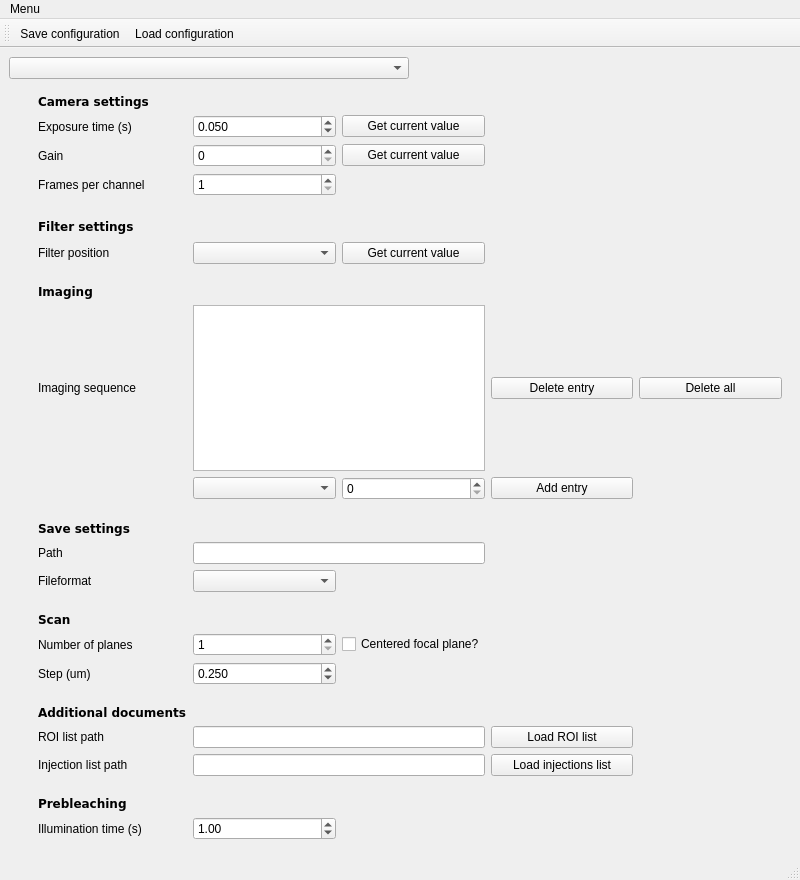
Before: the Qt Designer form gui/experiment_configurator/ui_exp_configurator.ui in fbarho/qudi-cbs, drawn with Qt 5.
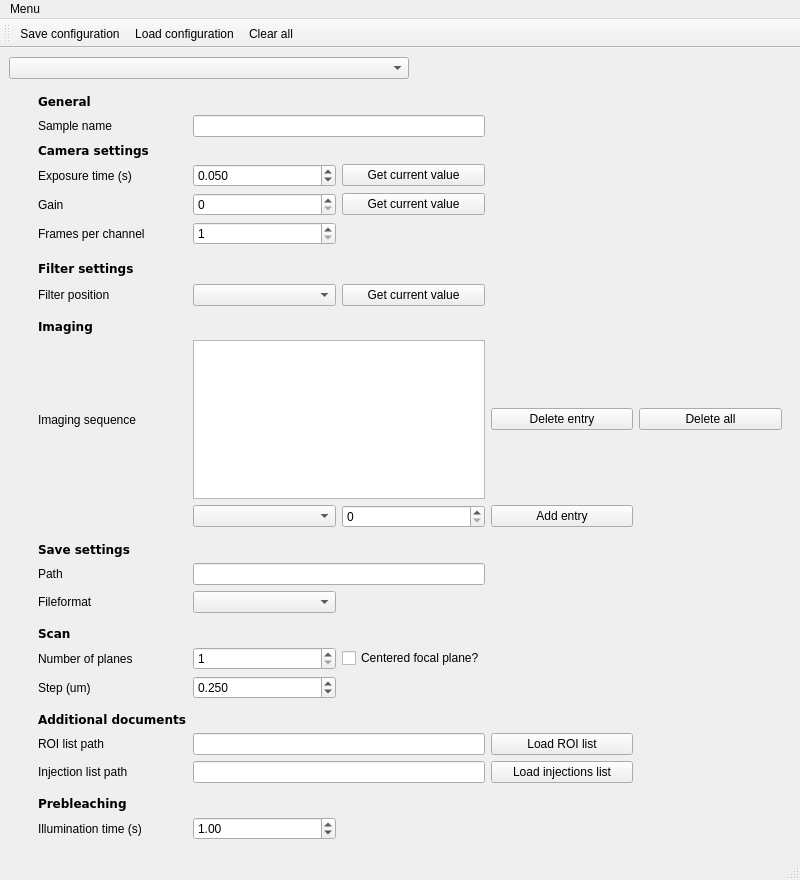
After: the same form once the commit is applied.

Commit message: added load experiment config functionality to experiment configurator modules

```diff
--- a/gui/experiment_configurator/ui_exp_configurator.ui
+++ b/gui/experiment_configurator/ui_exp_configurator.ui
@@ -28,61 +28,28 @@
     <item>
      <widget class="QWidget" name="formWidget" native="true">
       <layout class="QGridLayout" name="gridLayout">
-       <item row="3" column="2">
-        <widget class="QSpinBox" name="num_frames_SpinBox">
-         <property name="minimum">
-          <number>1</number>
+       <item row="2" column="1">
+        <widget class="QLabel" name="cam_settings_Label">
+         <property name="font">
+          <font>
+           <family>DejaVu Sans</family>
+           <weight>75</weight>
+           <bold>true</bold>
+          </font>
          </property>
-         <property name="maximum">
-          <number>1000</number>
-         </property>
-        </widget>
-       </item>
-       <item row="3" column="1">
-        <widget class="QLabel" name="num_frames_Label">
          <property name="text">
-          <string>Frames per channel</string>
+          <string>Camera settings</string>
          </property>
         </widget>
        </item>
-       <item row="20" column="1">
-        <widget class="QLabel" name="num_z_planes_Label">
+       <item row="23" column="1">
+        <widget class="QLabel" name="z_step_Label">
          <property name="text">
-          <string>Number of planes</string>
+          <string>Step (um)</string>
          </property>
         </widget>
        </item>
-       <item row="1" column="3">
-        <widget class="QPushButton" name="get_exposure_PushButton">
-         <property name="text">
-          <string>Get current value</string>
-         </property>
-        </widget>
-       </item>
-       <item row="4" column="1">
-        <spacer name="verticalSpacer">
-         <property name="orientation">
-          <enum>Qt::Vertical</enum>
-         </property>
-         <property name="sizeHint" stdset="0">
-          <size>
-           <width>20</width>
-           <height>40</height>
-          </size>
-         </property>
-        </spacer>
-       </item>
-       <item row="9" column="2" colspan="2">
-        <widget class="QListView" name="imaging_sequence_ListView"/>
-       </item>
-       <item row="24" column="1">
-        <widget class="QLabel" name="roi_list_path_Label">
-         <property name="text">
-          <string>ROI list path</string>
-         </property>
-        </widget>
-       </item>
-       <item row="27" column="1">
+       <item row="29" column="1">
         <widget class="QLabel" name="prebleach_settings_Label">
          <property name="font">
           <font>
@@ -96,212 +63,64 @@
          </property>
         </widget>
        </item>
-       <item row="9" column="5">
+       <item row="8" column="2">
+        <widget class="QComboBox" name="filterpos_ComboBox"/>
+       </item>
+       <item row="11" column="5">
         <widget class="QPushButton" name="delete_all_PushButton">
          <property name="text">
           <string>Delete all</string>
          </property>
         </widget>
        </item>
-       <item row="6" column="2">
-        <widget class="QComboBox" name="filterpos_ComboBox"/>
+       <item row="26" column="2" colspan="2">
+        <widget class="QLineEdit" name="roi_list_path_LineEdit"/>
        </item>
-       <item row="5" column="1">
-        <widget class="QLabel" name="filter_settings_Label">
-         <property name="font">
-          <font>
-           <family>DejaVu Sans</family>
-           <weight>75</weight>
-           <bold>true</bold>
-          </font>
-         </property>
-         <property name="text">
-          <string>Filter settings</string>
-         </property>
-        </widget>
-       </item>
-       <item row="6" column="1">
-        <widget class="QLabel" name="filterpos_Label">
-         <property name="text">
-          <string>Filter position</string>
-         </property>
-        </widget>
-       </item>
-       <item row="2" column="3">
-        <widget class="QPushButton" name="get_gain_PushButton">
-         <property name="text">
-          <string>Get current value</string>
-         </property>
-        </widget>
-       </item>
-       <item row="13" column="2">
-        <widget class="QComboBox" name="laser_ComboBox"/>
-       </item>
-       <item row="1" column="2">
-        <widget class="QDoubleSpinBox" name="exposure_DSpinBox">
-         <property name="decimals">
-          <number>3</number>
-         </property>
-         <property name="maximum">
-          <double>5.000000000000000</double>
-         </property>
-         <property name="singleStep">
-          <double>0.010000000000000</double>
-         </property>
-         <property name="value">
-          <double>0.050000000000000</double>
-         </property>
-        </widget>
-       </item>
-       <item row="14" column="1">
-        <spacer name="verticalSpacer_3">
-         <property name="orientation">
-          <enum>Qt::Vertical</enum>
-         </property>
-         <property name="sizeHint" stdset="0">
-          <size>
-           <width>20</width>
-           <height>40</height>
-          </size>
-         </property>
-        </spacer>
-       </item>
-       <item row="21" column="1">
-        <widget class="QLabel" name="z_step_Label">
-         <property name="text">
-          <string>Step (um)</string>
-         </property>
-        </widget>
-       </item>
-       <item row="0" column="1">
-        <widget class="QLabel" name="cam_settings_Label">
-         <property name="font">
-          <font>
-           <family>DejaVu Sans</family>
-           <weight>75</weight>
-           <bold>true</bold>
-          </font>
-         </property>
-         <property name="text">
-          <string>Camera settings</string>
-         </property>
-        </widget>
-       </item>
-       <item row="15" column="1">
-        <widget class="QLabel" name="save_settings_Label">
-         <property name="font">
-          <font>
-           <family>DejaVu Sans</family>
-           <weight>75</weight>
-           <bold>true</bold>
-          </font>
-         </property>
-         <property name="text">
-          <string>Save settings</string>
-         </property>
-        </widget>
-       </item>
-       <item row="23" column="1">
-        <widget class="QLabel" name="documents_Label">
-         <property name="font">
-          <font>
-           <family>DejaVu Sans</family>
-           <weight>75</weight>
-           <bold>true</bold>
-          </font>
-         </property>
-         <property name="text">
-          <string>Additional documents</string>
-         </property>
-        </widget>
-       </item>
-       <item row="21" column="2">
-        <widget class="QDoubleSpinBox" name="z_step_DSpinBox">
-         <property name="decimals">
-          <number>3</number>
-         </property>
-         <property name="maximum">
-          <double>5.000000000000000</double>
-         </property>
-         <property name="singleStep">
-          <double>0.100000000000000</double>
-         </property>
-         <property name="value">
-          <double>0.250000000000000</double>
-         </property>
-        </widget>
-       </item>
-       <item row="5" column="0">
-        <spacer name="horizontalSpacer">
-         <property name="orientation">
-          <enum>Qt::Horizontal</enum>
-         </property>
-         <property name="sizeType">
-          <enum>QSizePolicy::Fixed</enum>
-         </property>
-         <property name="sizeHint" stdset="0">
-          <size>
-           <width>20</width>
-           <height>20</height>
-          </size>
-         </property>
-        </spacer>
-       </item>
-       <item row="9" column="1">
-        <widget class="QLabel" name="imaging_sequence_Label">
-         <property name="text">
-          <string>Imaging sequence</string>
-         </property>
-        </widget>
-       </item>
-       <item row="16" column="1">
-        <widget class="QLabel" name="save_path_Label">
-         <property name="text">
-          <string>Path</string>
-         </property>
-        </widget>
-       </item>
-       <item row="28" column="1">
-        <widget class="QLabel" name="illumination_time_Label">
-         <property name="text">
-          <string>Illumination time (s)</string>
-         </property>
-        </widget>
-       </item>
-       <item row="16" column="2" colspan="2">
-        <widget class="QLineEdit" name="save_path_LineEdit"/>
-       </item>
-       <item row="13" column="5">
-        <spacer name="horizontalSpacer_2">
-         <property name="orientation">
-          <enum>Qt::Horizontal</enum>
-         </property>
-         <property name="sizeType">
-          <enum>QSizePolicy::Fixed</enum>
-         </property>
-         <property name="sizeHint" stdset="0">
-          <size>
-           <width>20</width>
-           <height>20</height>
-          </size>
-         </property>
-        </spacer>
-       </item>
-       <item row="2" column="1">
+       <item row="4" column="1">
         <widget class="QLabel" name="gain_Label">
          <property name="text">
           <string>Gain</string>
          </property>
         </widget>
        </item>
-       <item row="20" column="3">
+       <item row="11" column="4">
+        <widget class="QPushButton" name="delete_entry_PushButton">
+         <property name="text">
+          <string>Delete entry</string>
+         </property>
+        </widget>
+       </item>
+       <item row="18" column="1">
+        <widget class="QLabel" name="save_path_Label">
+         <property name="text">
+          <string>Path</string>
+         </property>
+        </widget>
+       </item>
+       <item row="22" column="3">
         <widget class="QCheckBox" name="centered_focal_plane_CheckBox">
          <property name="text">
           <string>Centered focal plane?</string>
          </property>
         </widget>
        </item>
-       <item row="19" column="1">
+       <item row="7" column="0">
+        <spacer name="horizontalSpacer">
+         <property name="orientation">
+          <enum>Qt::Horizontal</enum>
+         </property>
+         <property name="sizeType">
+          <enum>QSizePolicy::Fixed</enum>
+         </property>
+         <property name="sizeHint" stdset="0">
+          <size>
+           <width>20</width>
+           <height>20</height>
+          </size>
+         </property>
+        </spacer>
+       </item>
+       <item row="21" column="1">
         <widget class="QLabel" name="scan_settings_Label">
          <property name="font">
           <font>
@@ -315,30 +134,36 @@
          </property>
         </widget>
        </item>
-       <item row="2" column="2">
+       <item row="18" column="2" colspan="2">
+        <widget class="QLineEdit" name="save_path_LineEdit"/>
+       </item>
+       <item row="15" column="5">
+        <spacer name="horizontalSpacer_2">
+         <property name="orientation">
+          <enum>Qt::Horizontal</enum>
+         </property>
+         <property name="sizeType">
+          <enum>QSizePolicy::Fixed</enum>
+         </property>
+         <property name="sizeHint" stdset="0">
+          <size>
+           <width>20</width>
+           <height>20</height>
+          </size>
+         </property>
+        </spacer>
+       </item>
+       <item row="4" column="2">
         <widget class="QSpinBox" name="gain_SpinBox"/>
        </item>
-       <item row="9" column="4">
-        <widget class="QPushButton" name="delete_entry_PushButton">
+       <item row="27" column="4">
+        <widget class="QPushButton" name="load_injections_PushButton">
          <property name="text">
-          <string>Delete entry</string>
+          <string>Load injections list</string>
          </property>
         </widget>
        </item>
-       <item row="22" column="1">
-        <spacer name="verticalSpacer_5">
-         <property name="orientation">
-          <enum>Qt::Vertical</enum>
-         </property>
-         <property name="sizeHint" stdset="0">
-          <size>
-           <width>20</width>
-           <height>40</height>
-          </size>
-         </property>
-        </spacer>
-       </item>
-       <item row="18" column="1">
+       <item row="20" column="1">
         <spacer name="verticalSpacer_4">
          <property name="orientation">
           <enum>Qt::Vertical</enum>
@@ -351,120 +176,322 @@
          </property>
         </spacer>
        </item>
-       <item row="1" column="1">
+       <item row="10" column="1">
+        <widget class="QLabel" name="imaging_settings_Label">
+         <property name="font">
+          <font>
+           <family>DejaVu Sans</family>
+           <weight>75</weight>
+           <bold>true</bold>
+          </font>
+         </property>
+         <property name="text">
+          <string>Imaging</string>
+         </property>
+        </widget>
+       </item>
+       <item row="24" column="1">
+        <spacer name="verticalSpacer_5">
+         <property name="orientation">
+          <enum>Qt::Vertical</enum>
+         </property>
+         <property name="sizeHint" stdset="0">
+          <size>
+           <width>20</width>
+           <height>40</height>
+          </size>
+         </property>
+        </spacer>
+       </item>
+       <item row="11" column="1">
+        <widget class="QLabel" name="imaging_sequence_Label">
+         <property name="text">
+          <string>Imaging sequence</string>
+         </property>
+        </widget>
+       </item>
+       <item row="28" column="1">
+        <spacer name="verticalSpacer_6">
+         <property name="orientation">
+          <enum>Qt::Vertical</enum>
+         </property>
+         <property name="sizeHint" stdset="0">
+          <size>
+           <width>20</width>
+           <height>40</height>
+          </size>
+         </property>
+        </spacer>
+       </item>
+       <item row="3" column="1">
         <widget class="QLabel" name="exposure_Label">
          <property name="text">
           <string>Exposure time (s)</string>
          </property>
         </widget>
        </item>
-       <item row="7" column="1">
-        <spacer name="verticalSpacer_2">
-         <property name="orientation">
-          <enum>Qt::Vertical</enum>
+       <item row="23" column="2">
+        <widget class="QDoubleSpinBox" name="z_step_DSpinBox">
+         <property name="decimals">
+          <number>3</number>
          </property>
-         <property name="sizeHint" stdset="0">
-          <size>
-           <width>20</width>
-           <height>40</height>
-          </size>
+         <property name="maximum">
+          <double>5.000000000000000</double>
          </property>
-        </spacer>
+         <property name="singleStep">
+          <double>0.100000000000000</double>
+         </property>
+         <property name="value">
+          <double>0.250000000000000</double>
+         </property>
+        </widget>
        </item>
-       <item row="6" column="3">
+       <item row="27" column="2" colspan="2">
+        <widget class="QLineEdit" name="injections_list_LineEdit"/>
+       </item>
+       <item row="8" column="1">
+        <widget class="QLabel" name="filterpos_Label">
+         <property name="text">
+          <string>Filter position</string>
+         </property>
+        </widget>
+       </item>
+       <item row="19" column="2">
+        <widget class="QComboBox" name="fileformat_ComboBox"/>
+       </item>
+       <item row="5" column="1">
+        <widget class="QLabel" name="num_frames_Label">
+         <property name="text">
+          <string>Frames per channel</string>
+         </property>
+        </widget>
+       </item>
+       <item row="5" column="2">
+        <widget class="QSpinBox" name="num_frames_SpinBox">
+         <property name="minimum">
+          <number>1</number>
+         </property>
+         <property name="maximum">
+          <number>1000</number>
+         </property>
+        </widget>
+       </item>
+       <item row="8" column="3">
         <widget class="QPushButton" name="get_filterpos_PushButton">
          <property name="text">
           <string>Get current value</string>
          </property>
         </widget>
        </item>
-       <item row="13" column="3">
-        <widget class="QSpinBox" name="laser_intensity_SpinBox"/>
+       <item row="30" column="1">
+        <widget class="QLabel" name="illumination_time_Label">
+         <property name="text">
+          <string>Illumination time (s)</string>
+         </property>
+        </widget>
        </item>
        <item row="25" column="1">
+        <widget class="QLabel" name="documents_Label">
+         <property name="font">
+          <font>
+           <family>DejaVu Sans</family>
+           <weight>75</weight>
+           <bold>true</bold>
+          </font>
+         </property>
+         <property name="text">
+          <string>Additional documents</string>
+         </property>
+        </widget>
+       </item>
+       <item row="11" column="2" colspan="2">
+        <widget class="QListView" name="imaging_sequence_ListView"/>
+       </item>
+       <item row="7" column="1">
+        <widget class="QLabel" name="filter_settings_Label">
+         <property name="font">
+          <font>
+           <family>DejaVu Sans</family>
+           <weight>75</weight>
+           <bold>true</bold>
+          </font>
+         </property>
+         <property name="text">
+          <string>Filter settings</string>
+         </property>
+        </widget>
+       </item>
+       <item row="27" column="1">
         <widget class="QLabel" name="injections_list_Label">
          <property name="text">
           <string>Injection list path</string>
          </property>
         </widget>
        </item>
-       <item row="20" column="2">
+       <item row="22" column="1">
+        <widget class="QLabel" name="num_z_planes_Label">
+         <property name="text">
+          <string>Number of planes</string>
+         </property>
+        </widget>
+       </item>
+       <item row="6" column="1">
+        <spacer name="verticalSpacer">
+         <property name="orientation">
+          <enum>Qt::Vertical</enum>
+         </property>
+         <property name="sizeHint" stdset="0">
+          <size>
+           <width>20</width>
+           <height>40</height>
+          </size>
+         </property>
+        </spacer>
+       </item>
+       <item row="3" column="2">
+        <widget class="QDoubleSpinBox" name="exposure_DSpinBox">
+         <property name="decimals">
+          <number>3</number>
+         </property>
+         <property name="maximum">
+          <double>5.000000000000000</double>
+         </property>
+         <property name="singleStep">
+          <double>0.010000000000000</double>
+         </property>
+         <property name="value">
+          <double>0.050000000000000</double>
+         </property>
+        </widget>
+       </item>
+       <item row="15" column="3">
+        <widget class="QSpinBox" name="laser_intensity_SpinBox"/>
+       </item>
+       <item row="4" column="3">
+        <widget class="QPushButton" name="get_gain_PushButton">
+         <property name="text">
+          <string>Get current value</string>
+         </property>
+        </widget>
+       </item>
+       <item row="26" column="1">
+        <widget class="QLabel" name="roi_list_path_Label">
+         <property name="text">
+          <string>ROI list path</string>
+         </property>
+        </widget>
+       </item>
+       <item row="16" column="1">
+        <spacer name="verticalSpacer_3">
+         <property name="orientation">
+          <enum>Qt::Vertical</enum>
+         </property>
+         <property name="sizeHint" stdset="0">
+          <size>
+           <width>20</width>
+           <height>40</height>
+          </size>
+         </property>
+        </spacer>
+       </item>
+       <item row="19" column="1">
+        <widget class="QLabel" name="fileformat_Label">
+         <property name="text">
+          <string>Fileformat</string>
+         </property>
+        </widget>
+       </item>
+       <item row="22" column="2">
         <widget class="QSpinBox" name="num_z_planes_SpinBox">
          <property name="minimum">
           <number>1</number>
          </property>
+         <property name="maximum">
+          <number>1000</number>
+         </property>
         </widget>
        </item>
-       <item row="17" column="2">
-        <widget class="QComboBox" name="fileformat_ComboBox"/>
+       <item row="17" column="1">
+        <widget class="QLabel" name="save_settings_Label">
+         <property name="font">
+          <font>
+           <family>DejaVu Sans</family>
+           <weight>75</weight>
+           <bold>true</bold>
+          </font>
+         </property>
+         <property name="text">
+          <string>Save settings</string>
+         </property>
+        </widget>
        </item>
-       <item row="28" column="2">
+       <item row="30" column="2">
         <widget class="QDoubleSpinBox" name="illumination_time_DSpinBox">
          <property name="value">
           <double>1.000000000000000</double>
          </property>
         </widget>
        </item>
-       <item row="8" column="1">
-        <widget class="QLabel" name="imaging_settings_Label">
-         <property name="font">
-          <font>
-           <family>DejaVu Sans</family>
-           <weight>75</weight>
-           <bold>true</bold>
-          </font>
-         </property>
-         <property name="text">
-          <string>Imaging</string>
-         </property>
-        </widget>
-       </item>
-       <item row="13" column="4">
-        <widget class="QPushButton" name="add_entry_PushButton">
-         <property name="text">
-          <string>Add entry</string>
-         </property>
-        </widget>
-       </item>
-       <item row="17" column="1">
-        <widget class="QLabel" name="fileformat_Label">
-         <property name="text">
-          <string>Fileformat</string>
-         </property>
-        </widget>
-       </item>
-       <item row="26" column="1">
-        <spacer name="verticalSpacer_6">
-         <property name="orientation">
-          <enum>Qt::Vertical</enum>
-         </property>
-         <property name="sizeHint" stdset="0">
-          <size>
-           <width>20</width>
-           <height>40</height>
-          </size>
-         </property>
-        </spacer>
-       </item>
-       <item row="25" column="4">
-        <widget class="QPushButton" name="load_injections_PushButton">
-         <property name="text">
-          <string>Load injections list</string>
-         </property>
-        </widget>
-       </item>
-       <item row="24" column="4">
+       <item row="26" column="4">
         <widget class="QPushButton" name="load_roi_PushButton">
          <property name="text">
           <string>Load ROI list</string>
          </property>
         </widget>
        </item>
-       <item row="24" column="2" colspan="2">
-        <widget class="QLineEdit" name="roi_list_path_LineEdit"/>
+       <item row="9" column="1">
+        <spacer name="verticalSpacer_2">
+         <property name="orientation">
+          <enum>Qt::Vertical</enum>
+         </property>
+         <property name="sizeHint" stdset="0">
+          <size>
+           <width>20</width>
+           <height>40</height>
+          </size>
+         </property>
+        </spacer>
        </item>
-       <item row="25" column="2" colspan="2">
-        <widget class="QLineEdit" name="injections_list_LineEdit"/>
+       <item row="15" column="4">
+        <widget class="QPushButton" name="add_entry_PushButton">
+         <property name="text">
+          <string>Add entry</string>
+         </property>
+        </widget>
+       </item>
+       <item row="0" column="1">
+        <widget class="QLabel" name="general_Label">
+         <property name="font">
+          <font>
+           <family>DejaVu Sans</family>
+           <weight>75</weight>
+           <bold>true</bold>
+          </font>
+         </property>
+         <property name="text">
+          <string>General</string>
+         </property>
+        </widget>
+       </item>
+       <item row="15" column="2">
+        <widget class="QComboBox" name="laser_ComboBox"/>
+       </item>
+       <item row="3" column="3">
+        <widget class="QPushButton" name="get_exposure_PushButton">
+         <property name="text">
+          <string>Get current value</string>
+         </property>
+        </widget>
+       </item>
+       <item row="1" column="1">
+        <widget class="QLabel" name="sample_name_Label">
+         <property name="text">
+          <string>Sample name</string>
+         </property>
+        </widget>
+       </item>
+       <item row="1" column="2" colspan="2">
+        <widget class="QLineEdit" name="sample_name_LineEdit"/>
        </item>
       </layout>
      </widget>
@@ -501,6 +528,7 @@
    </attribute>
    <addaction name="save_config_Action"/>
    <addaction name="load_config_Action"/>
+   <addaction name="clear_all_Action"/>
   </widget>
   <action name="actionClose">
    <property name="text">
@@ -517,6 +545,11 @@
     <string>Load configuration</string>
    </property>
   </action>
+  <action name="clear_all_Action">
+   <property name="text">
+    <string>Clear all</string>
+   </property>
+  </action>
  </widget>
  <resources/>
  <connections/>
```
The commit also changes 2 other files.
